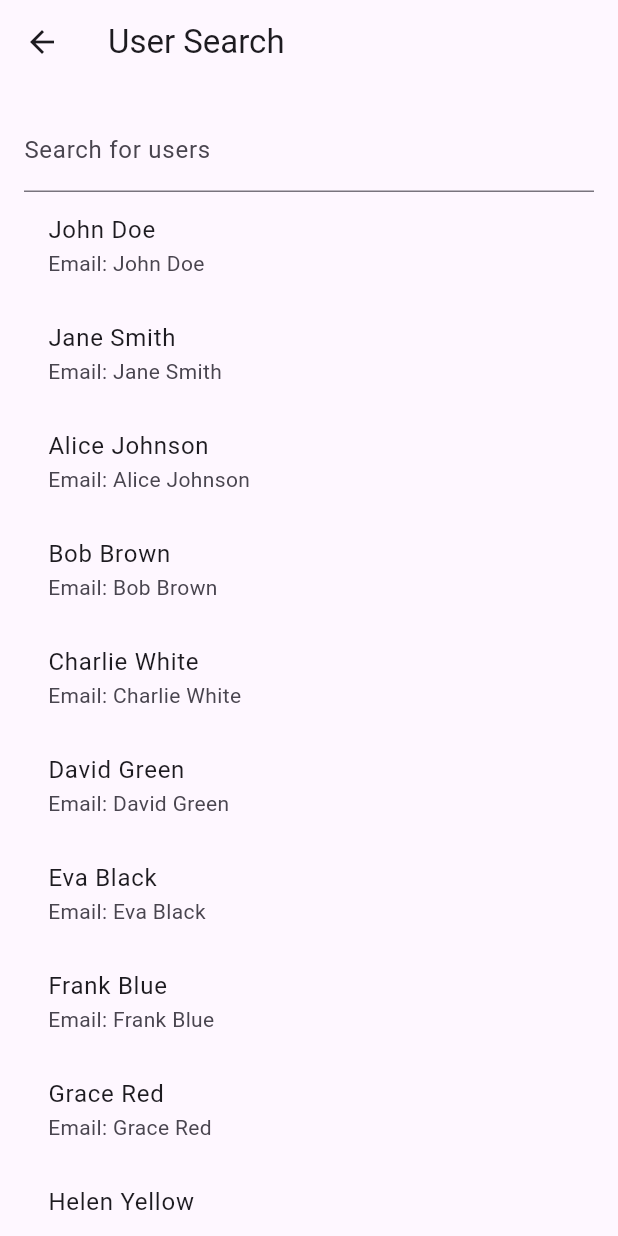
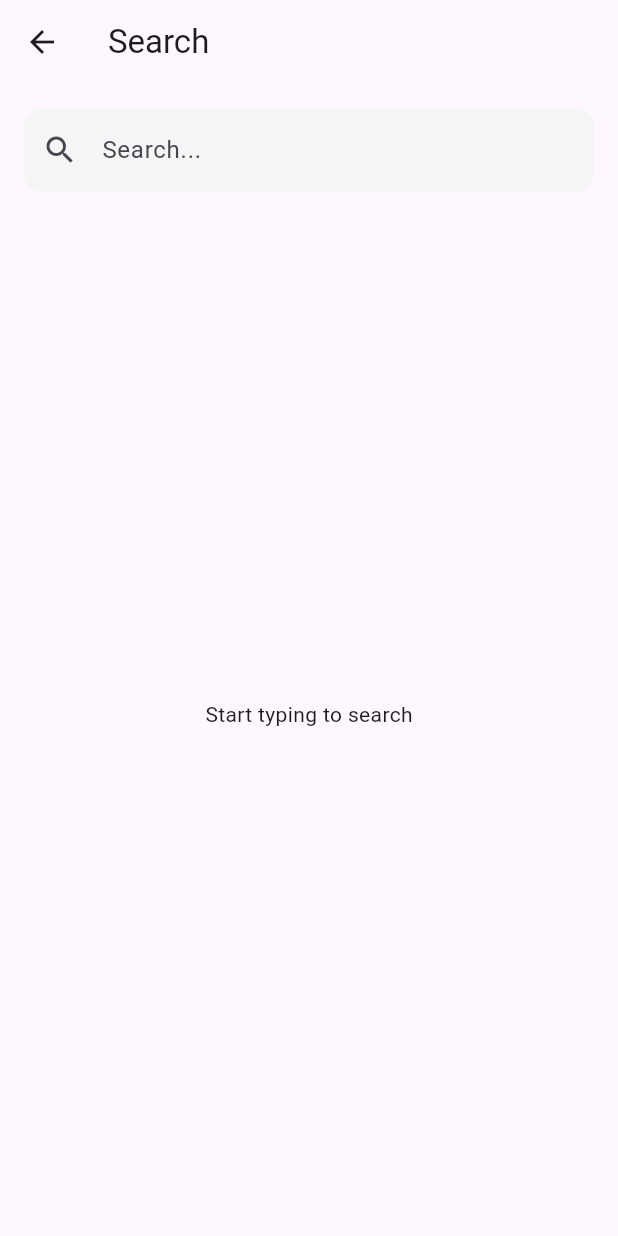
Before and after one commit to ChaniduMadalagama/flutter-test, a Flutter app: the SearchScreen screen opened by its route, on a phone screen of 412 x 824 dp. Run offline on Flutter 3.47's test engine with Material 3 defaults, Android fonts, the phone set to English and light mode, and no system bars; our stand-ins replace rxdart; accounts and stored records are empty.

Commit message:
upadte the code for part 2 and aproch new way to solove the issue

```diff
--- a/lib/providers/search_provider.dart
+++ b/lib/providers/search_provider.dart
@@ -1,96 +1,76 @@
-// import 'package:flutter/foundation.dart';
-// import 'package:rxdart/rxdart.dart';
-// import '../services/search_service.dart';
-
-// // TODO: Implement SearchProvider using ChangeNotifier
-// // Requirements:
-// // - Create a class that extends ChangeNotifier
-// // - Use BehaviorSubject for search query stream
-// // - Apply rxdart operators (debounceTime, distinct, switchMap)
-// // - Handle potential errors gracefully
-// // - Emit states for Loading, Success, Error, and Empty
-
-// enum SearchState {
-//   initial,
-//   loading,
-//   success,
-//   error,
-//   empty,
-// }
-
-// class SearchProvider extends ChangeNotifier {
-//   final SearchService _searchService;
-
-//   // TODO: Add state variables
-
-//   // TODO: Add BehaviorSubject for search queries
-
-//   SearchProvider({SearchService? searchService})
-//       : _searchService = searchService ?? SearchService() {
-//     // TODO: Initialize search stream with operators
-//     // - Use debounceTime (300ms)
-//     // - Use distinct operator
-//     // - Use switchMap for API calls
-//     // - Handle errors within stream
-//   }
-
-//   // TODO: Implement methods to update search query
-
-//   // TODO: Implement clean up for streams
-//   @override
-//   void dispose() {
-//     // TODO: Clean up any streams
-//     super.dispose();
-//   }
-// }
-
-// search_provider.dart
 import 'package:flutter/foundation.dart';
 import 'package:rxdart/rxdart.dart';
 import '../services/search_service.dart';
 
-enum SearchState { initial, loading, success, error, empty }
+// Search states
+sealed class SearchState {}
+
+class SearchInitial extends SearchState {}
+
+class SearchLoading extends SearchState {}
+
+class SearchSuccess extends SearchState {
+  final List<String> results;
+  SearchSuccess(this.results);
+}
+
+class SearchError extends SearchState {
+  final String message;
+  SearchError(this.message);
+}
+
+class SearchEmpty extends SearchState {}
 
 class SearchProvider extends ChangeNotifier {
   final SearchService _searchService;
-  final BehaviorSubject<String> _queryController = BehaviorSubject<String>();
 
-  SearchState _state = SearchState.initial;
-  List<String> _results = [];
+  // Stream controllers
+  final _searchController = BehaviorSubject<String>();
+  final _resultsController = BehaviorSubject<SearchState>.seeded(
+    SearchInitial(),
+  );
 
-  SearchState get state => _state;
-  List<String> get results => _results;
+  // Stream getters
+  Stream<SearchState> get searchResults => _resultsController.stream;
+  Function(String) get updateSearch => _searchController.sink.add;
 
-  SearchProvider({SearchService? searchService})
-    : _searchService = searchService ?? SearchService() {
-    _queryController.stream
+  SearchProvider(this._searchService) {
+    // Set up search pipeline
+    _searchController.stream
         .debounceTime(const Duration(milliseconds: 300))
         .distinct()
-        .switchMap((query) {
-          _state = SearchState.loading;
-          notifyListeners();
-          return Stream.fromFuture(
-            _searchService.searchUsers(query),
-          ); // Changed to searchUsers
-        })
-        .listen((results) {
-          if (results.isEmpty) {
-            _state = SearchState.empty;
-          } else {
-            _state = SearchState.success;
-            _results = results;
-          }
-          notifyListeners();
-        });
+        .switchMap((query) => _performSearch(query))
+        .listen(
+          (state) => _resultsController.add(state),
+          onError:
+              (error) => _resultsController.add(SearchError(error.toString())),
+        );
   }
 
-  void updateQuery(String query) {
-    _queryController.add(query);
+  Stream<SearchState> _performSearch(String query) async* {
+    if (query.isEmpty) {
+      yield SearchEmpty();
+      return;
+    }
+
+    yield SearchLoading();
+
+    try {
+      final results = await _searchService.searchItems(query);
+      if (results.isEmpty) {
+        yield SearchEmpty();
+      } else {
+        yield SearchSuccess(results);
+      }
+    } catch (e) {
+      yield SearchError(e.toString());
+    }
   }
 
   @override
   void dispose() {
-    _queryController.close();
+    _searchController.close();
+    _resultsController.close();
     super.dispose();
   }
 }
--- a/lib/screens/search_screen.dart
+++ b/lib/screens/search_screen.dart
@@ -1,99 +1,116 @@
-// import 'package:flutter/material.dart';
-// import 'package:provider/provider.dart';
-// import '../providers/search_provider.dart';
-
-// class SearchScreen extends StatelessWidget {
-//   const SearchScreen({super.key});
-
-//   @override
-//   Widget build(BuildContext context) {
-//     // TODO: Implement the search screen UI
-//     // Requirements:
-//     // - Create a TextField for user input
-//     // - Display search results in a ListView
-//     // - Show loading indicator while waiting for results
-//     // - Display a message if no results or errors
-//     // - Connect to the SearchProvider for state
-
-//     return Scaffold(
-//       appBar: AppBar(
-//         title: const Text('Product Search'),
-//       ),
-//       body: Padding(
-//         padding: const EdgeInsets.all(16.0),
-//         child: Column(
-//           children: [
-//             // TODO: Implement the search TextField
-
-//             // TODO: Implement the results ListView with appropriate states
-//             // - Loading state
-//             // - Error state
-//             // - Empty state
-//             // - Success state with results
-
-//             Expanded(
-//               child: Center(
-//                 child: Text(
-//                   'Implement search functionality using RxDart and Provider',
-//                   textAlign: TextAlign.center,
-//                   style: Theme.of(context).textTheme.bodyLarge,
-//                 ),
-//               ),
-//             ),
-//           ],
-//         ),
-//       ),
-//     );
-//   }
-// }
-
-// search_screen.dart
 import 'package:flutter/material.dart';
 import 'package:provider/provider.dart';
 import '../providers/search_provider.dart';
 
-class SearchScreen extends StatelessWidget {
+class SearchScreen extends StatefulWidget {
   const SearchScreen({super.key});
 
   @override
+  State<SearchScreen> createState() => _SearchScreenState();
+}
+
+class _SearchScreenState extends State<SearchScreen> {
+  late TextEditingController _controller;
+
+  @override
+  void initState() {
+    super.initState();
+    _controller = TextEditingController();
+  }
+
+  @override
+  void dispose() {
+    _controller.dispose();
+    super.dispose();
+  }
+
+  @override
   Widget build(BuildContext context) {
-    // Trigger an initial empty query search when the screen loads
-    Future.delayed(Duration.zero, () {
-      context.read<SearchProvider>().updateQuery('');
-    });
-
     return Scaffold(
-      appBar: AppBar(title: const Text('User Search')),
+      appBar: AppBar(title: const Text('Search')),
       body: Padding(
         padding: const EdgeInsets.all(16.0),
         child: Column(
           children: [
             TextField(
-              onChanged:
-                  (query) => context.read<SearchProvider>().updateQuery(query),
-              decoration: const InputDecoration(labelText: 'Search for users'),
+              controller: _controller,
+              decoration: InputDecoration(
+                hintText: 'Search...',
+                filled: true,
+                fillColor: Colors.grey.shade100,
+                border: OutlineInputBorder(
+                  borderRadius: BorderRadius.circular(12),
+                  borderSide: BorderSide.none,
+                ),
+                prefixIcon: const Icon(Icons.search),
+              ),
+              onChanged: (value) {
+                context.read<SearchProvider>().updateSearch(value);
+              },
             ),
+            const SizedBox(height: 16),
             Expanded(
-              child: Consumer<SearchProvider>(
-                builder: (context, searchProvider, _) {
-                  if (searchProvider.state == SearchState.loading) {
-                    return const Center(child: CircularProgressIndicator());
-                  } else if (searchProvider.state == SearchState.error) {
-                    return const Center(child: Text('An error occurred.'));
-                  } else if (searchProvider.state == SearchState.empty) {
-                    return const Center(child: Text('No results found.'));
-                  } else {
-                    return ListView.builder(
-                      itemCount: searchProvider.results.length,
+              child: StreamBuilder<SearchState>(
+                stream: context.read<SearchProvider>().searchResults,
+                builder: (context, snapshot) {
+                  if (!snapshot.hasData) {
+                    return const Center(child: Text('Start typing to search'));
+                  }
+
+                  final state = snapshot.data!;
+                  return switch (state) {
+                    SearchInitial() => const Center(
+                      child: Text('Start typing to search'),
+                    ),
+                    SearchLoading() => const Center(
+                      child: CircularProgressIndicator(),
+                    ),
+                    SearchSuccess(results: final results) => ListView.builder(
+                      itemCount: results.length,
                       itemBuilder: (context, index) {
-                        final userName = searchProvider.results[index];
                         return ListTile(
-                          title: Text(userName),
-                          subtitle: Text('Email: $userName'),
+                          title: Text(results[index]),
+                          leading: const Icon(Icons.article),
+                          onTap: () {
+                            // Handle item tap
+                          },
                         );
                       },
-                    );
-                  }
+                    ),
+                    SearchError(message: final message) => Center(
+                      child: Column(
+                        mainAxisAlignment: MainAxisAlignment.center,
+                        children: [
+                          const Icon(
+                            Icons.error_outline,
+                            color: Colors.red,
+                            size: 48,
+                          ),
+                          const SizedBox(height: 16),
+                          Text(
+                            'Error: $message',
+                            style: const TextStyle(color: Colors.red),
+                            textAlign: TextAlign.center,
+                          ),
+                          const SizedBox(height: 16),
+                          ElevatedButton(
+                            onPressed: () {
+                              // Retry search
+                              if (_controller.text.isNotEmpty) {
+                                context.read<SearchProvider>().updateSearch(
+                                  _controller.text,
+                                );
+                              }
+                            },
+                            child: const Text('Retry'),
+                          ),
+                        ],
+                      ),
+                    ),
+                    SearchEmpty() => const Center(
+                      child: Text('No results found'),
+                    ),
+                  };
                 },
               ),
             ),
--- a/lib/services/search_service.dart
+++ b/lib/services/search_service.dart
@@ -1,92 +1,40 @@
-// // TODO: Implement a mock search service
-// // Requirements:
-// // - Create a class that simulates fetching data with a delay
-// // - Implement a searchProducts method that returns a Future<List<String>>
-// // - Return an empty list for empty queries
-// // - Simulate a short delay (500ms)
+import 'dart:async';
+import 'dart:math';
 
-// class SearchService {
-//   // TODO: Implement searchProducts method
-//   Future<List<String>> searchProducts(String query) async {
-//     // TODO: Add mock product search logic with delay
-//     throw UnimplementedError('searchProducts has not been implemented');
-//   }
-// }
-
-// search_service.dart
 class SearchService {
-  final List<Map<String, String>> _dummyUsers = [
-    {
-      'name': 'John Doe',
-      'email': 'john.doe@example.com',
-      'phone': '123-456-7890',
-    },
-    {
-      'name': 'Jane Smith',
-      'email': 'jane.smith@example.com',
-      'phone': '987-654-3210',
-    },
-    {
-      'name': 'Alice Johnson',
-      'email': 'alice.johnson@example.com',
-      'phone': '555-555-5555',
-    },
-    {
-      'name': 'Bob Brown',
-      'email': 'bob.brown@example.com',
-      'phone': '444-444-4444',
-    },
-    {
-      'name': 'Charlie White',
-      'email': 'charlie.white@example.com',
-      'phone': '333-333-3333',
-    },
-    {
-      'name': 'David Green',
-      'email': 'david.green@example.com',
-      'phone': '222-222-2222',
-    },
-    {
-      'name': 'Eva Black',
-      'email': 'eva.black@example.com',
-      'phone': '111-111-1111',
-    },
-    {
-      'name': 'Frank Blue',
-      'email': 'frank.blue@example.com',
-      'phone': '666-666-6666',
-    },
-    {
-      'name': 'Grace Red',
-      'email': 'grace.red@example.com',
-      'phone': '777-777-7777',
-    },
-    {
-      'name': 'Helen Yellow',
-      'email': 'helen.yellow@example.com',
-      'phone': '888-888-8888',
-    },
+  final List<String> _mockData = [
+    'Flutter Development',
+    'Dart Programming',
+    'Mobile App Development',
+    'iOS Development',
+    'Android Development',
+    'Cross-platform Development',
+    'UI/UX Design',
+    'State Management',
+    'Backend Integration',
+    'API Development',
+    'Testing Strategies',
+    'Performance Optimization',
   ];
 
-  Future<List<String>> searchUsers(String query) async {
-    await Future.delayed(
-      const Duration(milliseconds: 500),
-    ); // Simulate network delay
+  final Random _random = Random();
+
+  Future<List<String>> searchItems(String query) async {
+    // Simulate network delay between 200ms and 1000ms
+    await Future.delayed(Duration(milliseconds: 200 + _random.nextInt(800)));
+
+    // Simulate random errors (10% chance)
+    if (_random.nextDouble() < 0.1) {
+      throw Exception('Failed to fetch search results');
+    }
 
     if (query.isEmpty) {
-      // Return all users if the query is empty
-      return _dummyUsers.map((user) => user['name'] ?? 'N/A').toList();
-    }
-
-    List<Map<String, String>> filteredUsers =
-        _dummyUsers.where((user) {
-          return user['name']!.toLowerCase().contains(query.toLowerCase());
-        }).toList();
-
-    if (filteredUsers.isEmpty) {
       return [];
     }
 
-    return filteredUsers.map((user) => user['name'] ?? 'N/A').toList();
+    // Filter mock data based on query
+    return _mockData
+        .where((item) => item.toLowerCase().contains(query.toLowerCase()))
+        .toList();
   }
 }
```
Also changed, not shown: lib/main.dart (+7 -4 lines), lib/screens/settings_screen.dart (+105 -25 lines).
